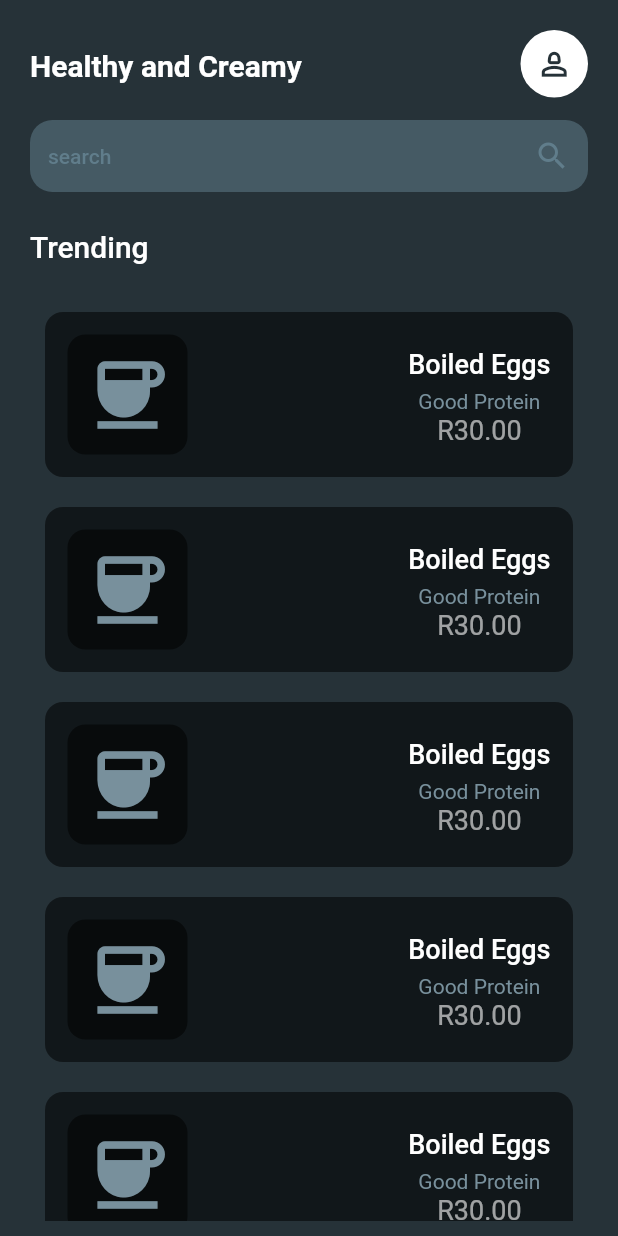
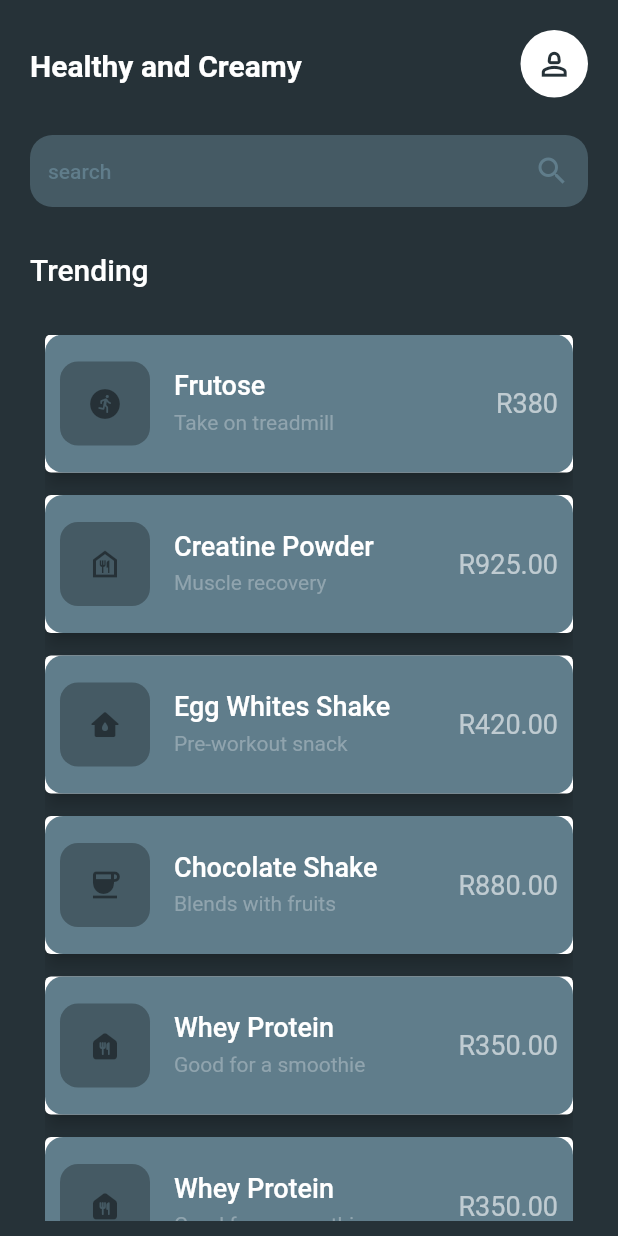
Before and after one commit to katGhost/login, a Flutter app: the screen it shows after launch, after a tap on "Sign In", on a phone screen of 412 x 824 dp. Run offline on Flutter 3.47's test engine with Material 2 defaults, Android fonts, the phone set to English and light mode, and no system bars.

Commit message:
dummy data resolved

```diff
--- a/lib/components/categories.dart
+++ b/lib/components/categories.dart
@@ -2,9 +2,13 @@ import 'package:flutter/material.dart';
 import '../components/models/category.dart';
 
 class Categories extends StatelessWidget {
-  CardTile cardtile;
 
-  Categories({super.key, required this.cardtile});
+  // final icon;
+  final String title;
+  final String sub;
+  final String amount;
+
+  const Categories({super.key, required this.title, required this.sub, required this.amount });
 
   @override
   Widget build(BuildContext context) {
@@ -24,13 +28,13 @@ class Categories extends StatelessWidget {
               decoration: BoxDecoration(
                 color: Colors.black54, borderRadius: BorderRadius.circular(12),
               ),
-              child: cardtile.icon
+              child: Icon(Icons.coffee)
             ),
             Container(
               child: Column(
                 children: <Widget>[
                   Text(
-                    cardtile.name,
+                    {title} as String,
                     style: const TextStyle(
                       fontWeight: FontWeight.w500,
                       fontSize: 18,
@@ -40,7 +44,7 @@ class Categories extends StatelessWidget {
                   ),
 
                   Text(
-                    cardtile.description,
+                    {sub} as String,
                     style: TextStyle(
                       fontWeight: FontWeight.w400,
                       fontSize: 14,
@@ -49,7 +53,7 @@ class Categories extends StatelessWidget {
                     ),
                   ),
                   Text(
-                    cardtile.price,
+                    {amount} as String,
                     style: const TextStyle(
                       fontWeight: FontWeight.w400,
                       fontSize: 18,
--- a/lib/components/models/my_card.dart
+++ b/lib/components/models/my_card.dart
@@ -4,44 +4,40 @@ import 'category.dart';
 
 class MyCard {
   // list of icons
-  List<CardTile> cardShop = [
-    CardTile(
-      name: "Frutose",
-      price: "R380",
-      icon: const Icon(Icons.run_circle_rounded),
-      description: "Take on treadmill"
-    ),
-    CardTile(
-      name: "Creatine Powder",
-      price: "R925.00",
-      icon: const Icon(Icons.food_bank_outlined),
-      description: "Muscle recovery"
-    ),
-    CardTile(
-      name: "Egg Whites Shake",
-      price: "R420.00",
-      icon: const Icon(Icons.water_damage_rounded),
-      description: "Pre-workout snack"
-    ),
-    CardTile(
-      name: "Chocolate Shake",
-      price: "R880.00",
-      icon: const Icon(Icons.coffee),
-      description: "Blends with fruits"
-    ),
-    CardTile(
-      name: "Whey Protein",
-      price: "R350.00",
-      icon: Icon(Icons.food_bank_rounded,
+  List<Map<String, dynamic>> cardShop = [
+    {
+      "name": "Frutose",
+      "price": "R380",
+      "icon": const Icon(Icons.run_circle_rounded),
+      "description": "Take on treadmill"
+    },
+    {
+      "name": "Creatine Powder",
+      "price": "R925.00",
+      "icon": const Icon(Icons.food_bank_outlined),
+      "description": "Muscle recovery"
+    },
+    {
+      "name": "Egg Whites Shake",
+      "price": "R420.00",
+      "icon": const Icon(Icons.water_damage_rounded),
+      "description": "Pre-workout snack"
+    },
+    {
+      "name": "Chocolate Shake",
+      "price": "R880.00",
+      "icon": const Icon(Icons.coffee),
+      "description": "Blends with fruits"
+    },
+    {
+      "name": "Whey Protein",
+      "price": "R350.00",
+      "icon": Icon(Icons.food_bank_rounded,
         size: 60,
         color: Colors.blueGrey[400],
       ),
-      description: "Good for a smoothie"
-    ),
+      "description": "Good for a smoothie"
+    },
   ];
 
-  // get the list of items
-  List<CardTile> getCardTiles() {
-    return cardShop;
-  }
 }
--- a/lib/home_page.dart
+++ b/lib/home_page.dart
@@ -1,7 +1,4 @@
 import 'package:flutter/material.dart';
-import 'components/categories.dart';
-import 'components/models/category.dart';
-import 'components/models/my_card.dart';
 
 class HomePage extends StatefulWidget {
   const HomePage({super.key});
@@ -9,6 +6,66 @@ class HomePage extends StatefulWidget {
   @override
   State<HomePage> createState() => _HomePageState();
 }
+
+List<Map<String, dynamic>> cardShop = [
+  {
+    "name": "Frutose",
+    "price": "R380",
+    "icon": const Icon(Icons.run_circle_rounded),
+    "description": "Take on treadmill"
+  },
+  {
+    "name": "Creatine Powder",
+    "price": "R925.00",
+    "icon": const Icon(Icons.food_bank_outlined),
+    "description": "Muscle recovery"
+  },
+  {
+    "name": "Egg Whites Shake",
+    "price": "R420.00",
+    "icon": const Icon(Icons.water_damage_rounded),
+    "description": "Pre-workout snack"
+  },
+  {
+    "name": "Chocolate Shake",
+    "price": "R880.00",
+    "icon": const Icon(Icons.coffee),
+    "description": "Blends with fruits"
+  },
+  {
+    "name": "Whey Protein",
+    "price": "R350.00",
+    "icon": const Icon(
+      Icons.food_bank_rounded,
+    ),
+    "description": "Good for a smoothie"
+  },
+  //just to make the listView a little bit longer
+  {
+    "name": "Whey Protein",
+    "price": "R350.00",
+    "icon": const Icon(
+      Icons.food_bank_rounded,
+    ),
+    "description": "Good for a smoothie"
+  },
+  {
+    "name": "Whey Protein",
+    "price": "R350.00",
+    "icon": const Icon(
+      Icons.food_bank_rounded,
+    ),
+    "description": "Good for a smoothie"
+  },
+  {
+    "name": "Whey Protein",
+    "price": "R350.00",
+    "icon": const Icon(
+      Icons.food_bank_rounded,
+    ),
+    "description": "Good for a smoothie"
+  },
+];
 
 class _HomePageState extends State<HomePage> {
   @override
@@ -53,7 +110,7 @@ class _HomePageState extends State<HomePage> {
               ),
 
               const SizedBox(
-                height: 15,
+                height: 25,
               ),
 
               // search bar. not working only UI
@@ -81,7 +138,7 @@ class _HomePageState extends State<HomePage> {
               ),
 
               const SizedBox(
-                height: 20,
+                height: 25,
               ),
               Row(
                 mainAxisAlignment: MainAxisAlignment.start,
@@ -107,31 +164,69 @@ class _HomePageState extends State<HomePage> {
                   padding: const EdgeInsets.all(10),
                   decoration: BoxDecoration(
                     color: Colors.blueGrey[900],
-
                   ),
                   child: ListView.builder(
-                    itemCount: 5,
-                    scrollDirection: Axis.vertical,
+                    itemCount: cardShop.length,
                     itemBuilder: (context, index) {
-                      // create a new/ call anew categor list data
-                      CardTile cardtile = CardTile(
-                        name: "Boiled Eggs",
-                        price: "R30.00",
-                        icon: Icon(Icons.coffee,
-                          size: 60,
-                          color: Colors.blueGrey[400],
+                      return Card(
+                        elevation: 5,
+                        margin: const EdgeInsets.only(bottom: 15),
+                        child: Container(
+                          decoration: BoxDecoration(
+                            color: Colors.blueGrey[500],
+                            borderRadius: BorderRadius.circular(12)
+                          ),
+                          child: ListTile(
+                            contentPadding: const EdgeInsets.symmetric(horizontal: 10, vertical: 10),
+                            leading: Container(
+                              height: 80,
+                              width: 60,
+                              decoration: BoxDecoration(
+                                borderRadius: BorderRadius.circular(12),
+                                color: Colors.blueGrey[700],
+                              ),
+                              padding: const EdgeInsets.all(12),
+                              child: cardShop[index]['icon']
+                            ),
+
+                            // Title is the name of the item in the data
+                            title: Text(
+                              cardShop[index]['name'],
+                              style: const TextStyle(
+                                fontWeight: FontWeight.w500,
+                                fontSize: 18,
+                                color: Colors.white,
+                                height: 1.5,
+                              ),
+                            ),
+
+                            // Secondly render the subtitel or in our case the description
+                            subtitle: Text(
+                              cardShop[index]['description'],
+                              style: TextStyle(
+                                fontWeight: FontWeight.w400,
+                                fontSize: 14,
+                                color: Colors.blueGrey[300],
+                                height: 1.5,
+                              ),
+                            ),
+
+                            //lastly we render the price
+                            trailing: Text(
+                              cardShop[index]['price'],
+                              style: const TextStyle(
+                                fontWeight: FontWeight.w400,
+                                fontSize: 18,
+                                color: Colors.white60,
+                              ),
+                            ),
+                          ),
                         ),
-                        description: "Good Protein"
                       );
-
-                      return Categories(
-                        cardtile: cardtile,
-                      );
-                    }
+                    },
                   ),
                 ),
               ),
-
             ],
           ),
         ),
@@ -139,3 +234,10 @@ class _HomePageState extends State<HomePage> {
     );
   }
 }
+
+//* children: cardShop.map((item) => ListTile(
+                      //leading: item['icon'],
+                      //title: Text(item['name']),
+                      //subtitle: Text(item['description']),
+                      //trailing: Text(item['price']),
+                    //)).toList(), */
--- a/lib/login_page.dart
+++ b/lib/login_page.dart
@@ -88,7 +88,7 @@ class LoginPage extends StatelessWidget {
                   onTap: () => Navigator.push(
                       context,
                       MaterialPageRoute(
-                        builder: (context) => const HomePage()
+                        builder: (context) => HomePage()
                       )
                   ),
                   child: Container(
```
